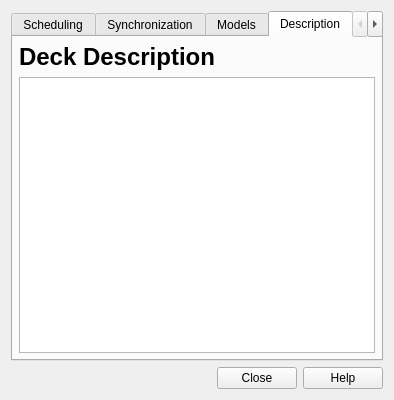
First picture: the form in designer/deckproperties.ui, repository ankitects/anki, before the edit.
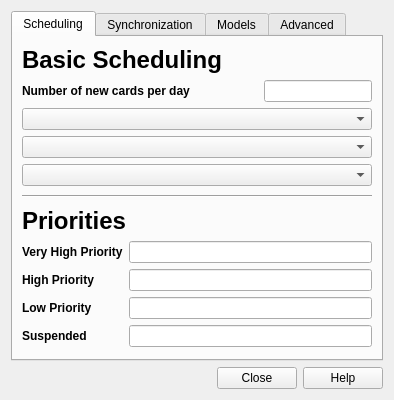
Second picture: the form after the edit. The open tabs and pages were chosen to show the change.

Commit message: remove description from deckproperties

```diff
--- a/designer/deckproperties.ui
+++ b/designer/deckproperties.ui
@@ -413,51 +413,6 @@
        </item>
       </layout>
      </widget>
-     <widget class="QWidget" name="tab" >
-      <property name="geometry" >
-       <rect>
-        <x>0</x>
-        <y>0</y>
-        <width>378</width>
-        <height>334</height>
-       </rect>
-      </property>
-      <attribute name="title" >
-       <string>Description</string>
-      </attribute>
-      <layout class="QVBoxLayout" >
-       <property name="spacing" >
-        <number>6</number>
-       </property>
-       <property name="margin" >
-        <number>6</number>
-       </property>
-       <item>
-        <widget class="QLabel" name="label" >
-         <property name="text" >
-          <string>&lt;!DOCTYPE HTML PUBLIC "-//W3C//DTD HTML 4.0//EN" "http://www.w3.org/TR/REC-html40/strict.dtd">
-&lt;html>&lt;head>&lt;meta name="qrichtext" content="1" />&lt;style type="text/css">
-p, li { white-space: pre-wrap; }
-&lt;/style>&lt;/head>&lt;body style=" font-family:'Arial'; font-size:8pt; font-weight:400; font-style:normal;">
-&lt;p style=" margin-top:18px; margin-bottom:12px; margin-left:0px; margin-right:0px; -qt-block-indent:0; text-indent:0px; font-size:xx-large; font-weight:600;">&lt;span style=" font-size:xx-large;">Deck Description&lt;/span>&lt;/p>&lt;/body>&lt;/html></string>
-         </property>
-        </widget>
-       </item>
-       <item>
-        <widget class="QTextEdit" name="deckDescription" >
-         <property name="minimumSize" >
-          <size>
-           <width>0</width>
-           <height>100</height>
-          </size>
-         </property>
-         <property name="tabChangesFocus" >
-          <bool>true</bool>
-         </property>
-        </widget>
-       </item>
-      </layout>
-     </widget>
      <widget class="QWidget" name="tab_4" >
       <property name="geometry" >
        <rect>
```
Left out of the diff: 1 changed line with no effect on the pictures. The commit also changes 1 other file.
